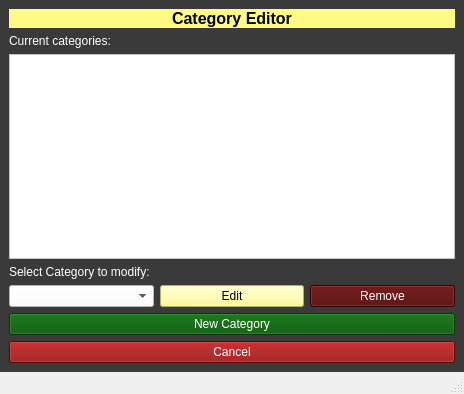
Above: Category_Editor.ui from Aenan05/MAXPC before the change. Below: the same form after it.
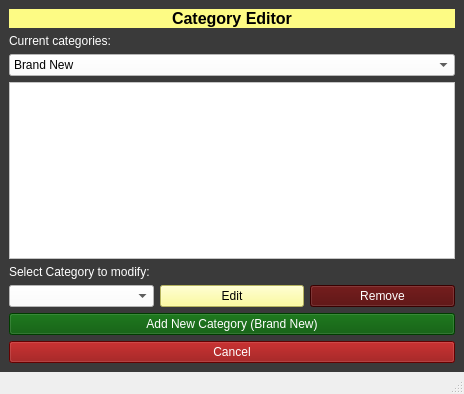
That is the form after the change.

Commit message: 051523 1554 Added Category Functions

```diff
--- a/Category_Editor.ui
+++ b/Category_Editor.ui
@@ -53,7 +53,24 @@
          </widget>
         </item>
         <item>
-         <widget class="QPlainTextEdit" name="plainTextEdit">
+         <widget class="QComboBox" name="cmbState">
+          <property name="styleSheet">
+           <string notr="true">background-color: rgb(255, 255, 255);</string>
+          </property>
+          <item>
+           <property name="text">
+            <string>Brand New</string>
+           </property>
+          </item>
+          <item>
+           <property name="text">
+            <string>2nd Hand</string>
+           </property>
+          </item>
+         </widget>
+        </item>
+        <item>
+         <widget class="QPlainTextEdit" name="txtList">
           <property name="styleSheet">
            <string notr="true">background-color: rgb(255, 255, 255);</string>
           </property>
@@ -111,7 +128,7 @@
 background-color: rgb(0, 84, 0);</string>
           </property>
           <property name="text">
-           <string>New Category</string>
+           <string>Add New Category (Brand New)</string>
           </property>
          </widget>
         </item>
```
Left out of the diff: 10 changed lines with no effect on the pictures. The commit also changes 2 other files.
